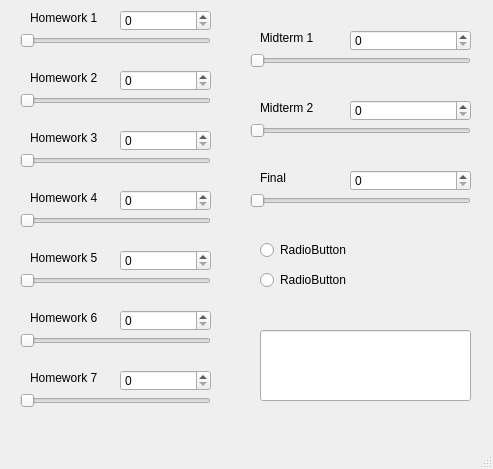
Before: the Qt Designer form grade_calculator.ui in mavisimo/pic10c-qt_hw-grade_calculator, drawn with Qt 5.
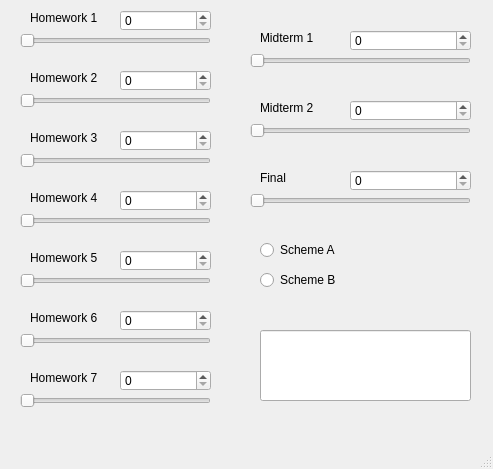
After: the same form once the commit is applied.

Commit message: Connected widgets

```diff
--- a/grade_calculator.ui
+++ b/grade_calculator.ui
@@ -97,12 +97,60 @@
      <string>Midterm 1</string>
     </property>
    </widget>
+   <widget class="QSpinBox" name="spinBox_8">
+    <property name="geometry">
+     <rect>
+      <x>350</x>
+      <y>30</y>
+      <width>121</width>
+      <height>21</height>
+     </rect>
+    </property>
+    <property name="sizePolicy">
+     <sizepolicy hsizetype="Expanding" vsizetype="Fixed">
+      <horstretch>0</horstretch>
+      <verstretch>0</verstretch>
+     </sizepolicy>
+    </property>
+   </widget>
+   <widget class="QSlider" name="horizontalSlider_8">
+    <property name="geometry">
+     <rect>
+      <x>250</x>
+      <y>50</y>
+      <width>221</width>
+      <height>22</height>
+     </rect>
+    </property>
+    <property name="orientation">
+     <enum>Qt::Horizontal</enum>
+    </property>
+   </widget>
+   <widget class="QLabel" name="label_2">
+    <property name="geometry">
+     <rect>
+      <x>30</x>
+      <y>70</y>
+      <width>91</width>
+      <height>16</height>
+     </rect>
+    </property>
+    <property name="sizePolicy">
+     <sizepolicy hsizetype="Maximum" vsizetype="Preferred">
+      <horstretch>0</horstretch>
+      <verstretch>0</verstretch>
+     </sizepolicy>
+    </property>
+    <property name="text">
+     <string>Homework 2</string>
+    </property>
+   </widget>
    <widget class="QSpinBox" name="spinBox_2">
     <property name="geometry">
      <rect>
-      <x>350</x>
-      <y>30</y>
-      <width>121</width>
+      <x>120</x>
+      <y>70</y>
+      <width>91</width>
       <height>21</height>
      </rect>
     </property>
@@ -116,9 +164,9 @@
    <widget class="QSlider" name="horizontalSlider_2">
     <property name="geometry">
      <rect>
-      <x>250</x>
-      <y>50</y>
-      <width>221</width>
+      <x>20</x>
+      <y>90</y>
+      <width>191</width>
       <height>22</height>
      </rect>
     </property>
@@ -130,7 +178,7 @@
     <property name="geometry">
      <rect>
       <x>30</x>
-      <y>70</y>
+      <y>130</y>
       <width>91</width>
       <height>16</height>
      </rect>
@@ -142,14 +190,14 @@
      </sizepolicy>
     </property>
     <property name="text">
-     <string>Homework 2</string>
+     <string>Homework 3</string>
     </property>
    </widget>
    <widget class="QSpinBox" name="spinBox_3">
     <property name="geometry">
      <rect>
       <x>120</x>
-      <y>70</y>
+      <y>130</y>
       <width>91</width>
       <height>21</height>
      </rect>
@@ -165,7 +213,7 @@
     <property name="geometry">
      <rect>
       <x>20</x>
-      <y>90</y>
+      <y>150</y>
       <width>191</width>
       <height>22</height>
      </rect>
@@ -178,7 +226,7 @@
     <property name="geometry">
      <rect>
       <x>30</x>
-      <y>130</y>
+      <y>190</y>
       <width>91</width>
       <height>16</height>
      </rect>
@@ -190,14 +238,14 @@
      </sizepolicy>
     </property>
     <property name="text">
-     <string>Homework 3</string>
+     <string>Homework 4</string>
     </property>
    </widget>
    <widget class="QSpinBox" name="spinBox_4">
     <property name="geometry">
      <rect>
       <x>120</x>
-      <y>130</y>
+      <y>190</y>
       <width>91</width>
       <height>21</height>
      </rect>
@@ -213,7 +261,7 @@
     <property name="geometry">
      <rect>
       <x>20</x>
-      <y>150</y>
+      <y>210</y>
       <width>191</width>
       <height>22</height>
      </rect>
@@ -226,7 +274,7 @@
     <property name="geometry">
      <rect>
       <x>30</x>
-      <y>190</y>
+      <y>250</y>
       <width>91</width>
       <height>16</height>
      </rect>
@@ -238,14 +286,14 @@
      </sizepolicy>
     </property>
     <property name="text">
-     <string>Homework 4</string>
+     <string>Homework 5</string>
     </property>
    </widget>
    <widget class="QSpinBox" name="spinBox_5">
     <property name="geometry">
      <rect>
       <x>120</x>
-      <y>190</y>
+      <y>250</y>
       <width>91</width>
       <height>21</height>
      </rect>
@@ -261,7 +309,7 @@
     <property name="geometry">
      <rect>
       <x>20</x>
-      <y>210</y>
+      <y>270</y>
       <width>191</width>
       <height>22</height>
      </rect>
@@ -274,7 +322,7 @@
     <property name="geometry">
      <rect>
       <x>30</x>
-      <y>250</y>
+      <y>310</y>
       <width>91</width>
       <height>16</height>
      </rect>
@@ -286,14 +334,14 @@
      </sizepolicy>
     </property>
     <property name="text">
-     <string>Homework 5</string>
+     <string>Homework 6</string>
     </property>
    </widget>
    <widget class="QSpinBox" name="spinBox_6">
     <property name="geometry">
      <rect>
       <x>120</x>
-      <y>250</y>
+      <y>310</y>
       <width>91</width>
       <height>21</height>
      </rect>
@@ -309,7 +357,7 @@
     <property name="geometry">
      <rect>
       <x>20</x>
-      <y>270</y>
+      <y>330</y>
       <width>191</width>
       <height>22</height>
      </rect>
@@ -322,54 +370,6 @@
     <property name="geometry">
      <rect>
       <x>30</x>
-      <y>310</y>
-      <width>91</width>
-      <height>16</height>
-     </rect>
-    </property>
-    <property name="sizePolicy">
-     <sizepolicy hsizetype="Maximum" vsizetype="Preferred">
-      <horstretch>0</horstretch>
-      <verstretch>0</verstretch>
-     </sizepolicy>
-    </property>
-    <property name="text">
-     <string>Homework 6</string>
-    </property>
-   </widget>
-   <widget class="QSpinBox" name="spinBox_7">
-    <property name="geometry">
-     <rect>
-      <x>120</x>
-      <y>310</y>
-      <width>91</width>
-      <height>21</height>
-     </rect>
-    </property>
-    <property name="sizePolicy">
-     <sizepolicy hsizetype="Expanding" vsizetype="Fixed">
-      <horstretch>0</horstretch>
-      <verstretch>0</verstretch>
-     </sizepolicy>
-    </property>
-   </widget>
-   <widget class="QSlider" name="horizontalSlider_7">
-    <property name="geometry">
-     <rect>
-      <x>20</x>
-      <y>330</y>
-      <width>191</width>
-      <height>22</height>
-     </rect>
-    </property>
-    <property name="orientation">
-     <enum>Qt::Horizontal</enum>
-    </property>
-   </widget>
-   <widget class="QLabel" name="label_8">
-    <property name="geometry">
-     <rect>
-      <x>30</x>
       <y>370</y>
       <width>91</width>
       <height>16</height>
@@ -520,7 +520,7 @@
      </rect>
     </property>
     <property name="text">
-     <string>RadioButton</string>
+     <string>Scheme A</string>
     </property>
    </widget>
    <widget class="QRadioButton" name="radioButton_2">
@@ -533,7 +533,7 @@
      </rect>
     </property>
     <property name="text">
-     <string>RadioButton</string>
+     <string>Scheme B</string>
     </property>
    </widget>
   </widget>
```
Left out of the diff: 12 changed lines with no effect on the pictures. The commit also changes 2 other files.
